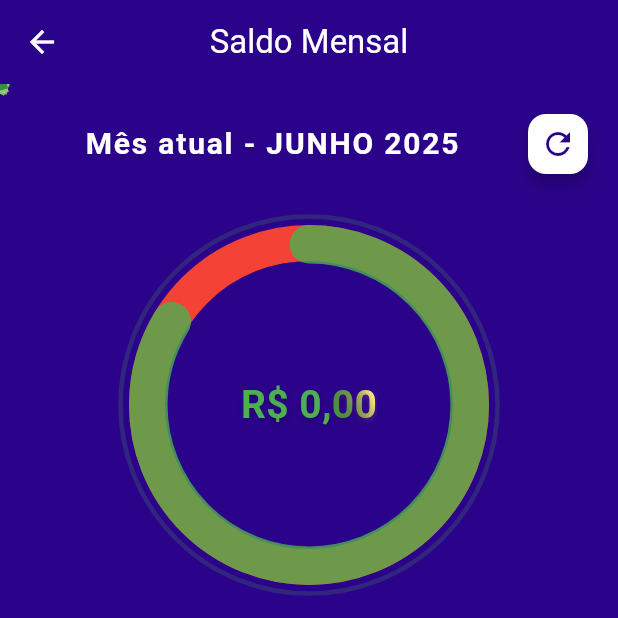
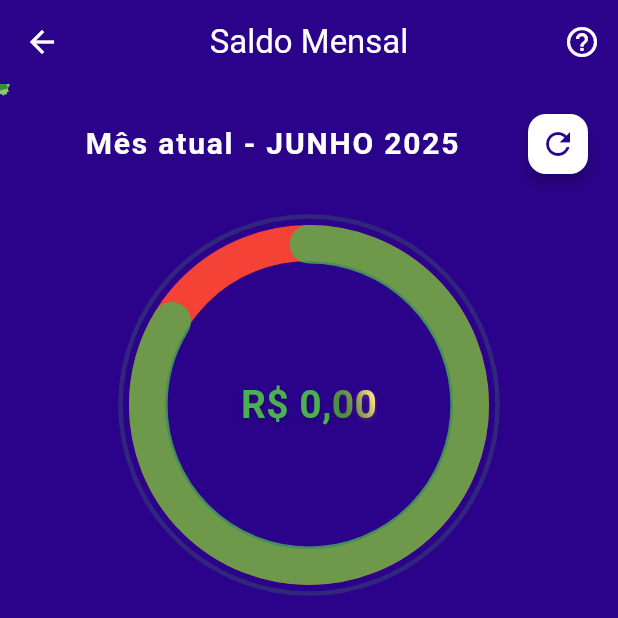
Before and after one commit to jhonnylucius/economize, a Flutter app: the BalanceScreen screen opened by its route, on a phone screen of 412 x 824 dp, the top half of it. Run offline on Flutter 3.47's test engine with Material 3 defaults, Android fonts, the phone set to English and light mode, and no system bars; drawn by our look-alikes of percent_indicator; our stand-ins replace fl_chart, logger, mask_text_input_formatter, pdf, screenshot, share_plus and 2 more; accounts and stored records are empty.

Commit message:
feat: Adiciona GlobalKeys para navegação e ajuda na tela de saldo mensal

```diff
--- a/lib/screen/balance_screen.dart
+++ b/lib/screen/balance_screen.dart
@@ -23,6 +23,8 @@ class BalanceScreen extends StatefulWidget {
 
 class _BalanceScreenState extends State<BalanceScreen>
     with TickerProviderStateMixin {
+  final GlobalKey _backButtonKey = GlobalKey();
+  final GlobalKey _helpButtonKey = GlobalKey();
   final CostsService _costsService = CostsService();
   final RevenuesService _revenuesService = RevenuesService();
   final _currencyFormat = NumberFormat.currency(locale: 'pt_BR', symbol: 'R\$');
@@ -254,9 +256,32 @@ class _BalanceScreenState extends State<BalanceScreen>
 
     return Scaffold(
       appBar: AppBar(
-        title: const Text('Saldo Mensal'),
+        // seta de voltar com GlobalKey
+        leading: IconButton(
+          key: _backButtonKey,
+          icon: const Icon(Icons.arrow_back),
+          color: theme.colorScheme.onPrimary,
+          onPressed: () => Navigator.pop(context),
+        ),
+        title: const Text(
+          'Saldo Mensal',
+          style: TextStyle(color: Colors.white),
+        ),
         backgroundColor: theme.colorScheme.primary,
         foregroundColor: theme.colorScheme.onPrimary,
+        elevation: 0,
+        actions: [
+          // ícone de ajuda para futuro tutorial
+          IconButton(
+            key: _helpButtonKey,
+            icon: const Icon(Icons.help_outline),
+            color: theme.colorScheme.onPrimary,
+            tooltip: 'Ajuda',
+            onPressed: () {
+              // TODO: disparar tutorial interativo usando _backButtonKey e _helpButtonKey
+            },
+          ),
+        ],
       ),
       backgroundColor: theme.scaffoldBackgroundColor,
       body: _isLoading
```
